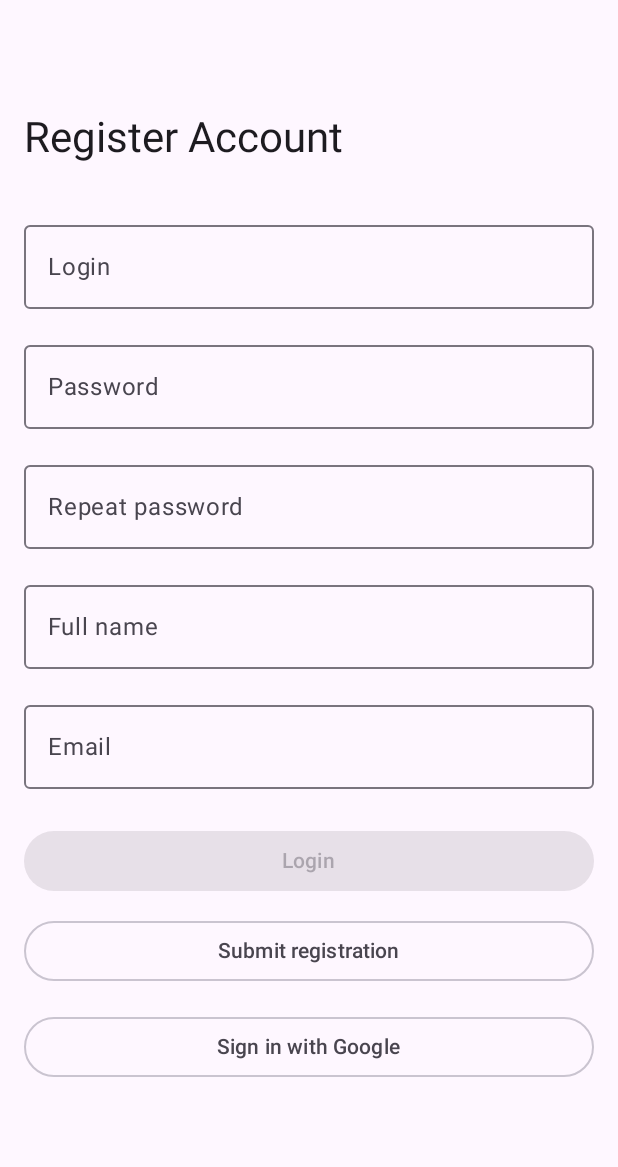
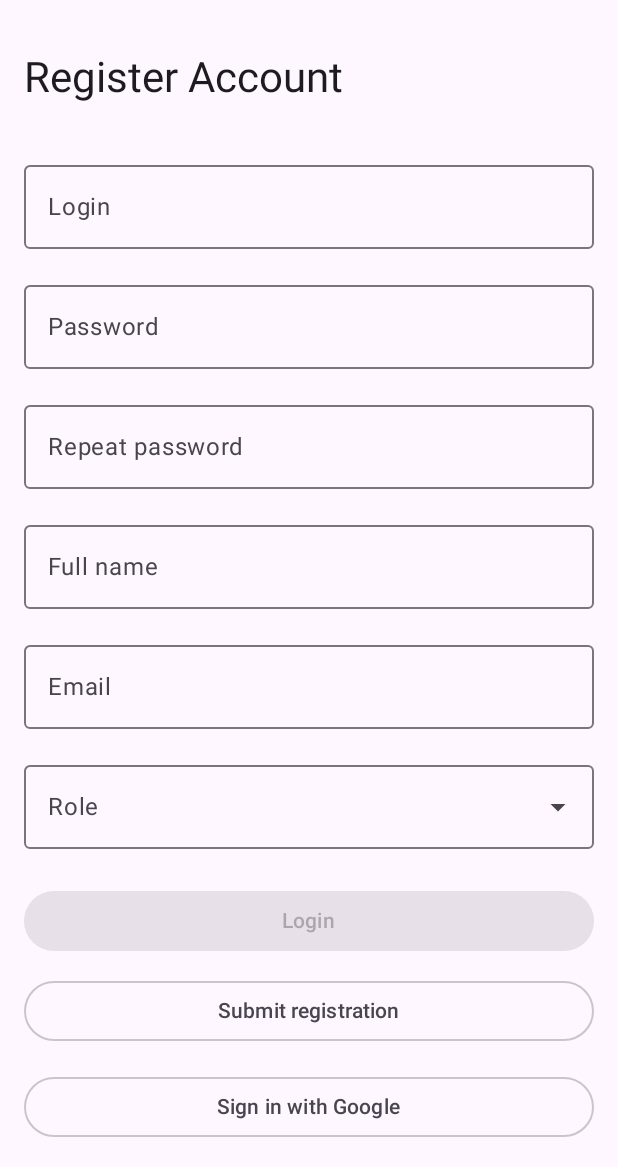
Before and after one commit to thargard/java-kotlin-android-app, an Android app built with Jetpack Compose: the AuthScreen screen opened through its navigation route, after a tap on "Register", on a phone screen of 412 x 824 dp, the part 69-1236 px from its top. Run offline under Robolectric (Android 15) with nearby library versions, the phone set to English and light mode, and no system bars; 1 other tap on this screen came first.

Commit message:
added role picker

```diff
--- a/NewTestProject/app/src/main/java/com/example/newtestproject/components/JwtEncoder.kt
+++ b/NewTestProject/app/src/main/java/com/example/newtestproject/components/JwtEncoder.kt
@@ -7,9 +7,11 @@ fun EncodeJwt(token: String): JwtPayload? {
     try {
         val jwt = JWT(token)
         val userLogin = jwt.getClaim("login").asString()
+        val userRole = jwt.getClaim("role").asString()
         val userEmail = jwt.subject
         return JwtPayload(
             login = userLogin.toString(),
+            role = userRole.toString(),
             email = userEmail.toString()
         )
     }catch (e:Exception){
--- a/NewTestProject/app/src/main/java/com/example/newtestproject/model/JwtPayload.kt
+++ b/NewTestProject/app/src/main/java/com/example/newtestproject/model/JwtPayload.kt
@@ -2,5 +2,6 @@ package com.example.newtestproject.model
 
 data class JwtPayload(
     val login: String,
+    val role: String,
     val email: String
 )
--- a/NewTestProject/app/src/main/java/com/example/newtestproject/model/User.kt
+++ b/NewTestProject/app/src/main/java/com/example/newtestproject/model/User.kt
@@ -4,5 +4,6 @@ data class User(
     val login: String,
     val password: String,
     val email: String? = null,
-    val fullName: String? = null
+    val fullName: String? = null,
+    val role: String? = null
 )
--- a/NewTestProject/app/src/main/java/com/example/newtestproject/screen/AuthScreen.kt
+++ b/NewTestProject/app/src/main/java/com/example/newtestproject/screen/AuthScreen.kt
@@ -51,6 +51,7 @@ fun AuthScreen(
     var isRegisterMode by remember { mutableStateOf(false) }
     var fullName by remember { mutableStateOf("") }
     var email by remember { mutableStateOf("") }
+    var selectedRole by remember { mutableStateOf<String?>(null) }
 
     val context = LocalContext.current
     val activity = context as? Activity
@@ -188,6 +189,12 @@ fun AuthScreen(
                 onValueChange = { email = it },
                 modifier = Modifier.fillMaxWidth()
             )
+            Spacer(modifier = Modifier.height(16.dp))
+            RoleSelectionField(
+                selectedRole = selectedRole,
+                onRoleSelected = { selectedRole = it },
+                modifier = Modifier.fillMaxWidth()
+            )
         }
 
         Spacer(modifier = Modifier.height(24.dp))
@@ -244,13 +251,14 @@ fun AuthScreen(
                 if (!isRegisterMode) {
                     isRegisterMode = true
                     errorMessage = ""
+                    selectedRole = null
                 } else {
-                    if (login.isBlank() || password.isBlank() || fullName.isBlank() || email.isBlank() || repeatPassword.isBlank()) {
+                    if (login.isBlank() || password.isBlank() || fullName.isBlank() || email.isBlank() || repeatPassword.isBlank() || selectedRole == null) {
                         errorMessage = "Fill all fields for registration!"
                     } else if (password != repeatPassword) {
                         errorMessage = "Passwords do not match!"
                     } else {
-                        val user = User(login, password, email, fullName)
+                        val user = User(login, password, email, fullName, selectedRole)
                         RetrofitClient.api.register(user).enqueue(object : Callback<ServerAuthResponse> {
                             override fun onResponse(call: Call<ServerAuthResponse>, response: Response<ServerAuthResponse>) {
                                 if (response.isSuccessful) {
--- a/NewTestProject/app/src/main/java/com/example/newtestproject/screen/authComponents/AuthFields.kt
+++ b/NewTestProject/app/src/main/java/com/example/newtestproject/screen/authComponents/AuthFields.kt
@@ -1,10 +1,22 @@
 package com.example.newtestproject.screen.authComponents
 
+import androidx.compose.foundation.layout.fillMaxWidth
+import androidx.compose.material.icons.Icons
+import androidx.compose.material.icons.filled.ArrowDropDown
+import androidx.compose.material3.DropdownMenuItem
+import androidx.compose.material3.ExperimentalMaterial3Api
+import androidx.compose.material3.ExposedDropdownMenuBox
+import androidx.compose.material3.ExposedDropdownMenuDefaults
+import androidx.compose.material3.Icon
 import androidx.compose.material3.OutlinedTextField
 import androidx.compose.material3.Text
 import androidx.compose.material3.TextFieldColors
 import androidx.compose.material3.OutlinedTextFieldDefaults
 import androidx.compose.runtime.Composable
+import androidx.compose.runtime.getValue
+import androidx.compose.runtime.mutableStateOf
+import androidx.compose.runtime.remember
+import androidx.compose.runtime.setValue
 import androidx.compose.ui.Modifier
 import androidx.compose.ui.res.stringResource
 import androidx.compose.ui.text.input.PasswordVisualTransformation
@@ -91,3 +103,58 @@ fun EmailField(
         singleLine = true
     )
 }
+
+@Composable
+@OptIn(ExperimentalMaterial3Api::class)
+fun RoleSelectionField(
+    selectedRole: String?,
+    onRoleSelected: (String) -> Unit,
+    modifier: Modifier = Modifier
+) {
+    var expanded by remember { mutableStateOf(false) }
+    val roles = listOf(
+        "PRODUCER" to R.string.role_freelancer,
+        "CUSTOMER" to R.string.role_customer,
+        "ADMIN" to R.string.role_admin
+    )
+
+    ExposedDropdownMenuBox(
+        expanded = expanded,
+        onExpandedChange = { expanded = !expanded },
+        modifier = modifier.fillMaxWidth()
+    ) {
+        OutlinedTextField(
+            value = selectedRole?.let { role ->
+                roles.find { it.first == role }?.let {
+                    stringResource(id = it.second)
+                } ?: role
+            } ?: "",
+            onValueChange = {},
+            readOnly = true,
+            label = { Text(stringResource(id = R.string.role)) },
+            placeholder = { Text(stringResource(id = R.string.select_role)) },
+            trailingIcon = {
+                ExposedDropdownMenuDefaults.TrailingIcon(expanded = expanded)
+            },
+            modifier = Modifier
+                .fillMaxWidth()
+                .menuAnchor()
+        )
+
+        ExposedDropdownMenu(
+            expanded = expanded,
+            onDismissRequest = { expanded = false },
+            modifier = Modifier.fillMaxWidth()
+        ) {
+            roles.forEach { (roleValue, roleLabelRes) ->
+                DropdownMenuItem(
+                    text = { Text(stringResource(id = roleLabelRes)) },
+                    onClick = {
+                        onRoleSelected(roleValue)
+                        expanded = false
+                    }
+                )
+            }
+        }
+    }
+}
--- a/NewTestProject/app/src/main/res/values/strings.xml
+++ b/NewTestProject/app/src/main/res/values/strings.xml
@@ -28,4 +28,9 @@
     <string name="welcome_title">Welcome to ArtisanHub</string>
     <string name="welcome_message">Briefly learn about the app, then log in or register to continue.</string>
     <string name="start_auth_button">Login or register</string>
+    <string name="role">Role</string>
+    <string name="select_role">Select role</string>
+    <string name="role_freelancer">Producer</string>
+    <string name="role_customer">Customer</string>
+    <string name="role_admin">Admin</string>
 </resources>
```
Also changed, not shown: 2 other files.
